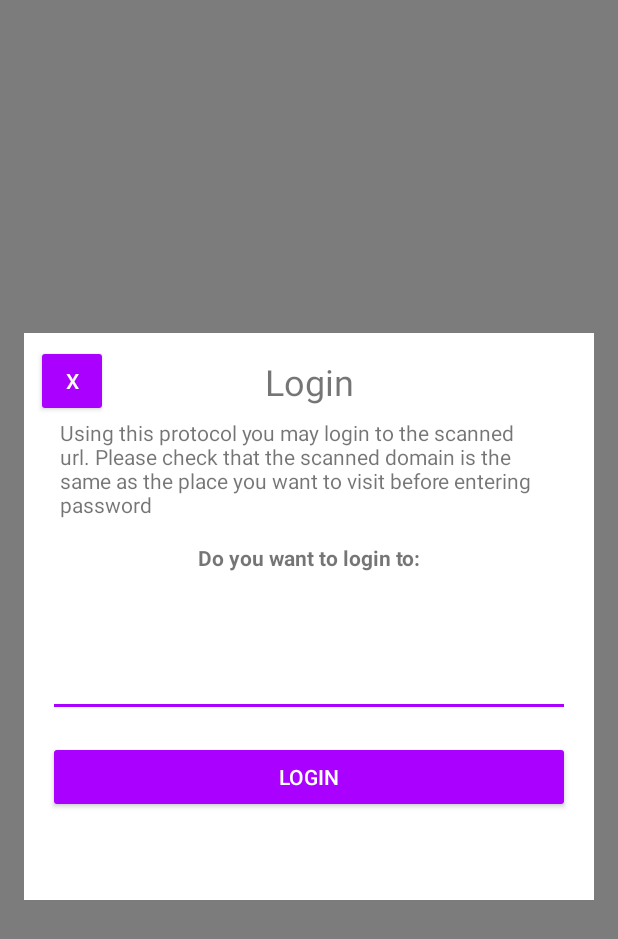
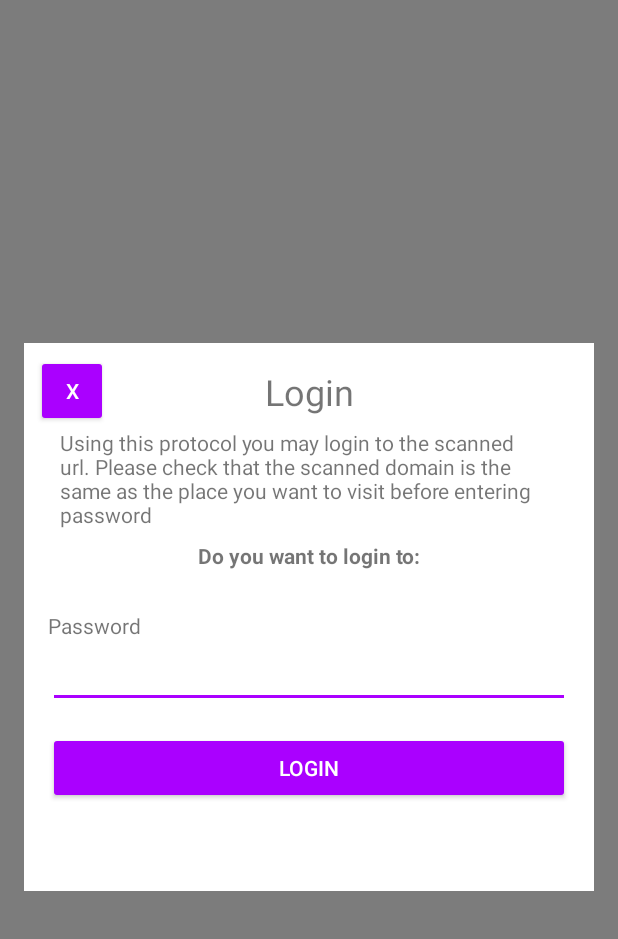
Before and after one commit to kalaspuffar/secure-quick-reliable-login, an Android app: the layout fragment_login.xml on its own in the app's theme, with its tools: preview values and no code run, on a phone screen of 412 x 824 dp. Shown: the top 939 px of the screen. Run offline under Robolectric (Android 15) with nearby library versions, the light colour scheme and no system bars.

Commit message:
Added labels and fixed accessibility.

```diff
--- a/app/src/main/res/layout/fragment_login.xml
+++ b/app/src/main/res/layout/fragment_login.xml
@@ -21,6 +21,20 @@
         app:layout_constraintVertical_bias="0.498"
         tools:layout_conversion_absoluteHeight="142dp"
         tools:layout_conversion_absoluteWidth="359dp">
+
+        <TextView
+            android:id="@+id/textView16"
+            android:layout_width="0dp"
+            android:layout_height="wrap_content"
+            android:layout_marginEnd="16dp"
+            android:layout_marginStart="16dp"
+            android:layout_marginTop="8dp"
+            android:text="@string/import_identity_password"
+            android:textAlignment="center"
+            app:layout_constraintEnd_toEndOf="parent"
+            app:layout_constraintHorizontal_bias="0.0"
+            app:layout_constraintStart_toStartOf="parent"
+            app:layout_constraintTop_toBottomOf="@+id/txtSite" />
 
         <Button
             android:id="@+id/btnCloseLogin"
@@ -65,7 +79,6 @@
             android:layout_height="wrap_content"
             android:layout_marginEnd="24dp"
             android:layout_marginStart="24dp"
-            android:layout_marginTop="16dp"
             android:gravity="center"
             android:textAlignment="center"
             android:textAppearance="@style/TextAppearance.AppCompat.Body2"
@@ -92,7 +105,7 @@
             android:layout_height="wrap_content"
             android:layout_marginEnd="8dp"
             android:layout_marginStart="8dp"
-            android:layout_marginTop="16dp"
+            android:layout_marginTop="8dp"
             android:text="@string/login_domain_title"
             android:textAlignment="center"
             android:textStyle="bold"
@@ -118,13 +131,12 @@
             android:layout_height="wrap_content"
             android:layout_marginEnd="16dp"
             android:layout_marginStart="16dp"
-            android:layout_marginTop="16dp"
+            android:contentDescription="@string/login_identity_password"
             android:ems="10"
             android:inputType="textPassword"
-            android:contentDescription="@string/import_identity_password"
             app:layout_constraintEnd_toEndOf="parent"
             app:layout_constraintStart_toStartOf="parent"
-            app:layout_constraintTop_toBottomOf="@+id/txtSite" />
+            app:layout_constraintTop_toBottomOf="@+id/textView16" />
 
 
     </android.support.constraint.ConstraintLayout>
--- a/app/src/main/res/values-v21/styles.xml
+++ b/app/src/main/res/values-v21/styles.xml
@@ -10,6 +10,11 @@
         <item name="buttonStyle">@style/Widget.AppCompat.Button.Colored</item>
     </style>
 
+    <style name="AppTheme.ActionBar" parent="Widget.AppCompat.Light.ActionBar">
+        <item name="android:height">48dp</item>
+        <item name="height">48dp</item>
+    </style>
+
     <style name="spinnerItemStyle" parent="android:Widget.TextView.SpinnerItem" />
     <style name="spinnerDropDownItemStyle" parent="android:TextAppearance.Widget.TextView.SpinnerItem" />
 </resources>
--- a/app/src/main/res/values/strings.xml
+++ b/app/src/main/res/values/strings.xml
@@ -102,4 +102,5 @@
     <string name="change_password_title">Change password</string>
     <string name="rescue_code_incorrect_input">Rescue code part need to be 4 numbers</string>
     <string name="progress_title">Working</string>
+    <string name="login_identity_password">Password</string>
 </resources>
--- a/app/src/main/res/values/styles.xml
+++ b/app/src/main/res/values/styles.xml
@@ -2,6 +2,11 @@
     <!-- Base application theme. -->
     <style name="AppTheme" parent="CommonTheme">
         <item name="buttonStyle">@style/Widget.AppCompat.Button.Colored</item>
+    </style>
+
+    <style name="AppTheme.ActionBar" parent="Widget.AppCompat.Light.ActionBar">
+        <item name="android:height">48dp</item>
+        <item name="height">48dp</item>
     </style>
 
     <!-- Base application theme. -->
```
